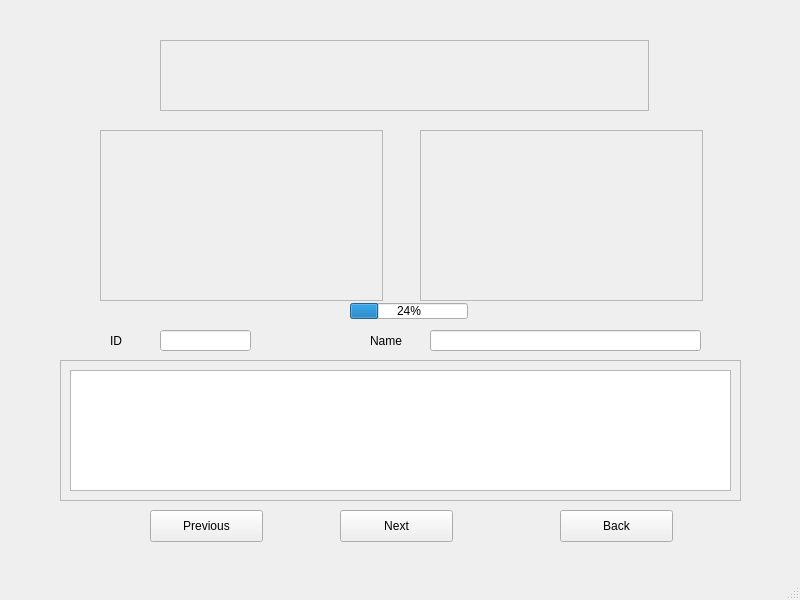
The window that subwidget/subwidget.ui (bchuh/StarWars-Companion) describes before a commit, drawn with Qt 5.
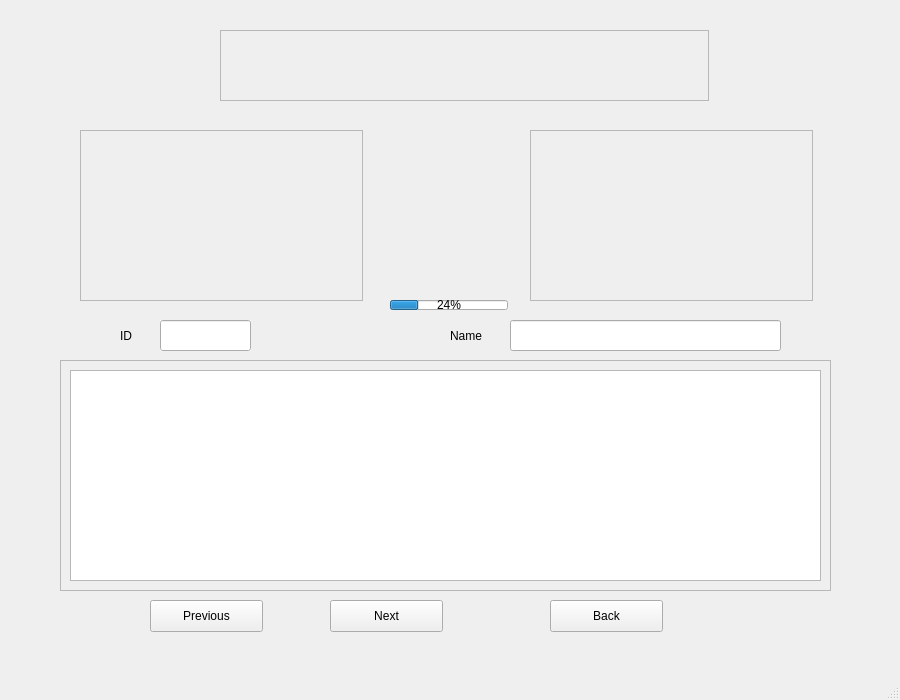
The same window after the commit.

Commit message: Resize the subwidget

What changed in the file:
```diff
--- a/subwidget/subwidget.ui
+++ b/subwidget/subwidget.ui
@@ -6,8 +6,8 @@
    <rect>
     <x>0</x>
     <y>0</y>
-    <width>800</width>
-    <height>600</height>
+    <width>900</width>
+    <height>700</height>
    </rect>
   </property>
   <property name="windowTitle">
@@ -20,10 +20,10 @@
    <widget class="QLineEdit" name="lineEdit_2">
     <property name="geometry">
      <rect>
-      <x>430</x>
-      <y>330</y>
+      <x>510</x>
+      <y>320</y>
       <width>271</width>
-      <height>21</height>
+      <height>31</height>
      </rect>
     </property>
     <property name="layoutDirection">
@@ -39,10 +39,10 @@
    <widget class="QLabel" name="label_2">
     <property name="geometry">
      <rect>
-      <x>370</x>
+      <x>450</x>
       <y>320</y>
       <width>61</width>
-      <height>41</height>
+      <height>31</height>
      </rect>
     </property>
     <property name="layoutDirection">
@@ -55,10 +55,10 @@
    <widget class="QLabel" name="label">
     <property name="geometry">
      <rect>
-      <x>110</x>
-      <y>330</y>
+      <x>120</x>
+      <y>320</y>
       <width>31</width>
-      <height>21</height>
+      <height>31</height>
      </rect>
     </property>
     <property name="layoutDirection">
@@ -73,8 +73,8 @@
      <rect>
       <x>60</x>
       <y>360</y>
-      <width>681</width>
-      <height>141</height>
+      <width>771</width>
+      <height>231</height>
      </rect>
     </property>
     <property name="autoFillBackground">
@@ -91,8 +91,8 @@
       <rect>
        <x>0</x>
        <y>0</y>
-       <width>679</width>
-       <height>139</height>
+       <width>769</width>
+       <height>229</height>
       </rect>
      </property>
      <layout class="QVBoxLayout" name="verticalLayout">
@@ -106,9 +106,9 @@
     <property name="geometry">
      <rect>
       <x>160</x>
-      <y>330</y>
+      <y>320</y>
       <width>91</width>
-      <height>21</height>
+      <height>31</height>
      </rect>
     </property>
     <property name="layoutDirection">
@@ -125,7 +125,7 @@
     <property name="geometry">
      <rect>
       <x>150</x>
-      <y>510</y>
+      <y>600</y>
       <width>113</width>
       <height>32</height>
      </rect>
@@ -137,8 +137,8 @@
    <widget class="QPushButton" name="Next">
     <property name="geometry">
      <rect>
-      <x>340</x>
-      <y>510</y>
+      <x>330</x>
+      <y>600</y>
       <width>113</width>
       <height>32</height>
      </rect>
@@ -150,8 +150,8 @@
    <widget class="QPushButton" name="Back">
     <property name="geometry">
      <rect>
-      <x>560</x>
-      <y>510</y>
+      <x>550</x>
+      <y>600</y>
       <width>113</width>
       <height>32</height>
      </rect>
@@ -163,8 +163,8 @@
    <widget class="QFrame" name="frame_3">
     <property name="geometry">
      <rect>
-      <x>160</x>
-      <y>40</y>
+      <x>220</x>
+      <y>30</y>
       <width>489</width>
       <height>71</height>
      </rect>
@@ -182,7 +182,7 @@
     </property>
     <property name="geometry">
      <rect>
-      <x>100</x>
+      <x>80</x>
       <y>130</y>
       <width>283</width>
       <height>171</height>
@@ -198,7 +198,7 @@
    <widget class="QFrame" name="frame_2">
     <property name="geometry">
      <rect>
-      <x>420</x>
+      <x>530</x>
       <y>130</y>
       <width>283</width>
       <height>171</height>
@@ -214,10 +214,10 @@
    <widget class="QProgressBar" name="progressBar">
     <property name="geometry">
      <rect>
-      <x>350</x>
-      <y>303</y>
+      <x>390</x>
+      <y>300</y>
       <width>118</width>
-      <height>16</height>
+      <height>10</height>
      </rect>
     </property>
     <property name="value">
```
Left out of the diff: 2 changed lines with no effect on the pictures. The commit also changes 1 other file.
